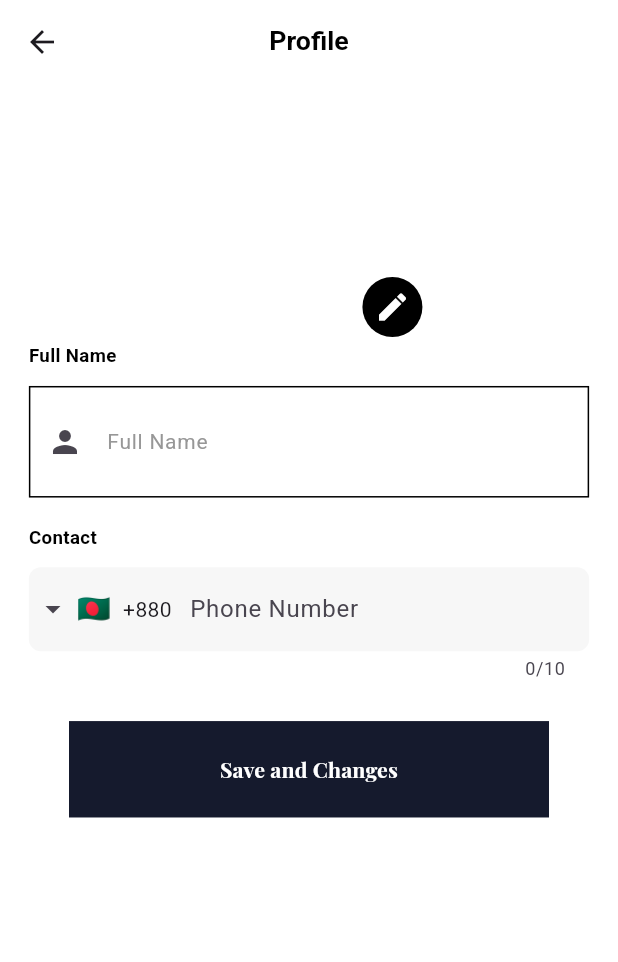
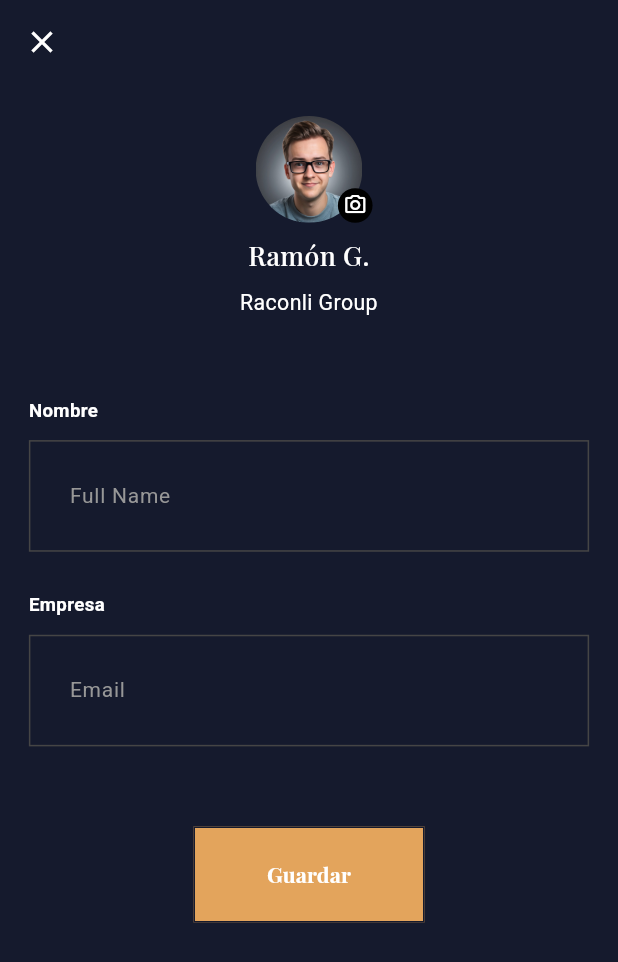
Before and after one commit to mehdisparktech/watch_store, a Flutter app: the EditProfile screen opened by its route, on a phone screen of 412 x 824 dp. Shown: the top 962 px of the screen. Run offline on Flutter 3.47's test engine with Material 3 defaults, Android fonts, the phone set to English and light mode, and no system bars; drawn by our look-alikes of intl_phone_field; our stand-ins replace cached_network_image, dio, flutter_dotenv, flutter_html, flutter_local_notifications, flutter_screenutil and 9 more; accounts and stored records are empty; network calls fail.

Commit message:
profile and setting

```diff
--- a/lib/features/profile/presentation/controller/profile_controller.dart
+++ b/lib/features/profile/presentation/controller/profile_controller.dart
@@ -27,6 +27,7 @@ class ProfileController extends GetxController {
   /// all controller here
   TextEditingController nameController = TextEditingController();
   TextEditingController numberController = TextEditingController();
+  TextEditingController emailController = TextEditingController();
 
   /// select image function here
   getProfileImage() async {
@@ -52,6 +53,7 @@ class ProfileController extends GetxController {
     Map<String, String> body = {
       "fullName": nameController.text,
       "phone": numberController.text,
+      "email": emailController.text,
     };
 
     var response = await ApiService.multipart(
--- a/lib/features/profile/presentation/screen/edit_profile.dart
+++ b/lib/features/profile/presentation/screen/edit_profile.dart
@@ -1,5 +1,6 @@
 import 'dart:io';
 import 'package:flutter/material.dart';
+import 'package:watch_store/utils/constants/app_colors.dart';
 import '../../../../../utils/extensions/extension.dart';
 import 'package:flutter_screenutil/flutter_screenutil.dart';
 import 'package:get/get.dart';
@@ -8,7 +9,6 @@ import '../../../../component/image/common_image.dart';
 import '../../../../component/text/common_text.dart';
 import '../controller/profile_controller.dart';
 import '../../../../../utils/constants/app_images.dart';
-import '../../../../../utils/constants/app_string.dart';
 import '../widgets/edit_profile_all_filed.dart';
 
 class EditProfile extends StatelessWidget {
@@ -19,13 +19,16 @@ class EditProfile extends StatelessWidget {
     return GetBuilder<ProfileController>(
       builder: (controller) {
         return Scaffold(
+          backgroundColor: AppColors.primaryColor,
+
           /// App Bar Sections Starts here
           appBar: AppBar(
-            centerTitle: true,
-            title: const CommonText(
-              text: AppString.profile,
-              fontSize: 20,
-              fontWeight: FontWeight.w600,
+            backgroundColor: AppColors.primaryColor,
+            leading: IconButton(
+              onPressed: () {
+                Get.back();
+              },
+              icon: const Icon(Icons.close, color: AppColors.white),
             ),
           ),
 
@@ -35,26 +38,28 @@ class EditProfile extends StatelessWidget {
             child: Form(
               key: controller.formKey,
               child: Column(
+                mainAxisAlignment: MainAxisAlignment.spaceBetween,
                 children: [
                   /// User Profile image here
                   Stack(
                     children: [
                       Center(
                         child: CircleAvatar(
-                          radius: 85.sp,
+                          radius: 40.sp,
                           backgroundColor: Colors.transparent,
                           child: ClipOval(
-                            child: controller.image != null
+                            child:
+                                controller.image != null
                                     ? Image.file(
                                       File(controller.image!),
-                                    width: 170,
-                                    height: 170,
+                                      width: 80,
+                                      height: 80,
                                       fit: BoxFit.fill,
                                     )
                                     : const CommonImage(
-                                    imageSrc: AppImages.profile,
-                                    height: 170,
-                                    width: 170,
+                                      imageSrc: AppImages.profileImage,
+                                      height: 80,
+                                      width: 80,
                                     ),
                           ),
                         ),
@@ -63,29 +68,54 @@ class EditProfile extends StatelessWidget {
                       /// image change icon here
                       Positioned(
                         bottom: 0,
-                        left: Get.width * 0.53,
-                        child: IconButton(
-                          style: ButtonStyle(
-                            backgroundColor: WidgetStateColor.resolveWith(
-                              (states) => Colors.black,
+                        left: Get.width * 0.50,
+                        child: GestureDetector(
+                          onTap: controller.getProfileImage,
+                          child: Container(
+                            padding: EdgeInsets.all(4.sp),
+                            decoration: BoxDecoration(
+                              color: AppColors.black,
+                              shape: BoxShape.circle,
+                            ),
+                            child: const Icon(
+                              Icons.camera_alt_outlined,
+                              color: AppColors.white,
+                              size: 16,
                             ),
                           ),
-                          onPressed: controller.getProfileImage,
-                          icon: const Icon(Icons.edit, color: Colors.white),
                         ),
                       ),
                     ],
                   ),
+                  10.height,
+                  CommonText(
+                    text: "Ramón G.",
+                    fontSize: 20,
+                    fontWeight: FontWeight.w500,
+                    color: AppColors.white,
+                    fontFamily: 'PlayfairDisplay',
+                  ),
+                  10.height,
+                  CommonText(
+                    text: "Raconli Group",
+                    fontSize: 16,
+                    fontWeight: FontWeight.w500,
+                    color: AppColors.white,
+                  ),
+                  60.height,
 
                   /// user all information filed here
                   EditProfileAllFiled(controller: controller),
-                  30.height,
+                  60.height,
 
                   /// Submit Button here
                   CommonButton(
-                    titleText: AppString.saveAndChanges,
+                    titleText: "Guardar",
                     isLoading: controller.isLoading,
                     onTap: controller.editProfileRepo,
+                    buttonColor: AppColors.socialIconBackground,
+                    titleColor: AppColors.buttonText,
+                    buttonWidth: 160.w,
                   ),
                 ],
               ),
--- a/lib/features/profile/presentation/widgets/edit_profile_all_filed.dart
+++ b/lib/features/profile/presentation/widgets/edit_profile_all_filed.dart
@@ -1,12 +1,11 @@
 import 'package:flutter/material.dart';
+import 'package:watch_store/utils/extensions/extension.dart';
 import '../../../../component/text/common_text.dart';
-import '../../../../component/text_field/common_phone_number_text_filed.dart';
 import '../../../../component/text_field/common_text_field.dart';
 import '../controller/profile_controller.dart';
 import '../../../../utils/constants/app_colors.dart';
 import '../../../../utils/constants/app_string.dart';
 import '../../../../utils/helpers/other_helper.dart';
-import '../../../../utils/log/app_log.dart';
 
 class EditProfileAllFiled extends StatelessWidget {
   const EditProfileAllFiled({super.key, required this.controller});
@@ -20,33 +19,50 @@ class EditProfileAllFiled extends StatelessWidget {
       children: [
         /// User Full Name here
         const CommonText(
-          text: AppString.fullName,
+          text: "Nombre",
           fontWeight: FontWeight.w600,
           bottom: 12,
+          color: AppColors.white,
         ),
         CommonTextField(
           controller: controller.nameController,
           validator: OtherHelper.validator,
           hintText: AppString.fullName,
-          prefixIcon: const Icon(Icons.person),
           keyboardType: TextInputType.text,
-          borderColor: AppColors.black,
+          borderColor: AppColors.secondary,
+          fillColor: AppColors.transparent,
+        ),
+        30.height,
+
+        /// User Email here
+        const CommonText(
+          text: "Empresa",
+          fontWeight: FontWeight.w600,
+          bottom: 12,
+          color: AppColors.white,
+        ),
+        CommonTextField(
+          controller: controller.emailController,
+          validator: OtherHelper.validator,
+          hintText: AppString.email,
+          keyboardType: TextInputType.emailAddress,
+          borderColor: AppColors.secondary,
           fillColor: AppColors.transparent,
         ),
 
         /// User Phone number here
-        const CommonText(
-          text: AppString.contact,
-          fontWeight: FontWeight.w600,
-          top: 20,
-          bottom: 12,
-        ),
-        CommonPhoneNumberTextFiled(
-          controller: controller.numberController,
-          countryChange: (value) {
-            appLog(value);
-          },
-        ),
+        // const CommonText(
+        //   text: AppString.contact,
+        //   fontWeight: FontWeight.w600,
+        //   top: 20,
+        //   bottom: 12,
+        // ),
+        // CommonPhoneNumberTextFiled(
+        //   controller: controller.numberController,
+        //   countryChange: (value) {
+        //     appLog(value);
+        //   },
+        // ),
       ],
     );
   }
--- a/lib/features/setting/presentation/controller/setting_controller.dart
+++ b/lib/features/setting/presentation/controller/setting_controller.dart
@@ -8,6 +8,8 @@ import '../../../../utils/app_utils.dart';
 class SettingController extends GetxController {
   /// Password controller here , use for delete account
   TextEditingController passwordController = TextEditingController();
+  TextEditingController nameController = TextEditingController();
+  TextEditingController emailController = TextEditingController();
 
   /// loading check , use delete account
   bool isLoading = false;
```
Also changed, not shown: lib/component/drawer/common_drawer.dart (+12 -2 lines), lib/features/setting/presentation/screen/setting_screen.dart (+42 -65 lines). Lines whose indentation alone changed are shown as unchanged.
